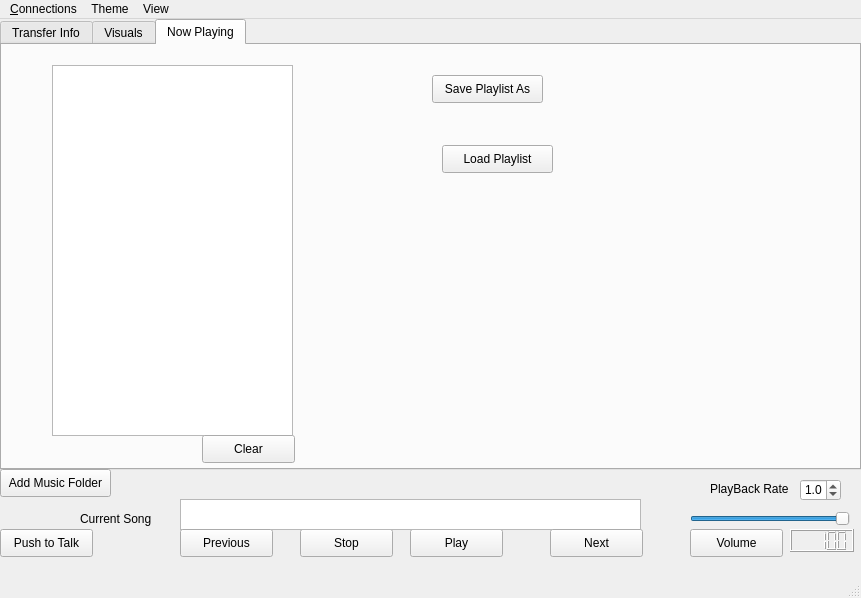
tnightingale/COMMAudio, file mainwindow.ui: the form before one commit.
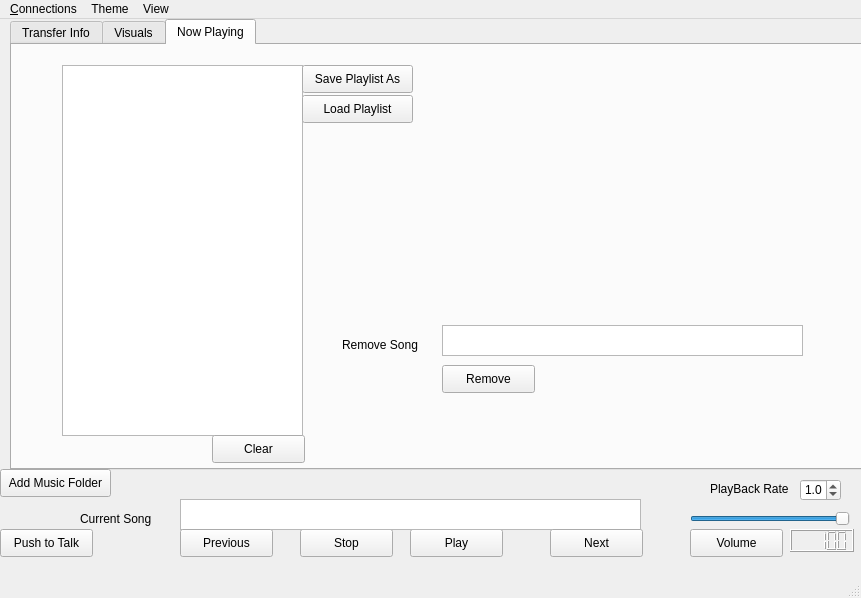
The form after the commit. The open tabs and pages were chosen to show the change.

Commit message: remove song from playlist

Patch:
```diff
--- a/mainwindow.ui
+++ b/mainwindow.ui
@@ -66,7 +66,7 @@
    <widget class="QTabWidget" name="tabWidget">
     <property name="geometry">
      <rect>
-      <x>0</x>
+      <x>10</x>
       <y>0</y>
       <width>861</width>
       <height>451</height>
@@ -230,8 +230,8 @@
      <widget class="QPushButton" name="savePlaylistButton">
       <property name="geometry">
        <rect>
-        <x>430</x>
-        <y>30</y>
+        <x>290</x>
+        <y>20</y>
         <width>111</width>
         <height>28</height>
        </rect>
@@ -243,8 +243,8 @@
      <widget class="QPushButton" name="loadPlaylistButton">
       <property name="geometry">
        <rect>
-        <x>440</x>
-        <y>100</y>
+        <x>290</x>
+        <y>50</y>
         <width>111</width>
         <height>28</height>
        </rect>
@@ -266,6 +266,42 @@
        <string>Clear</string>
       </property>
      </widget>
+     <widget class="QTextEdit" name="currentSongEditBox_2">
+      <property name="geometry">
+       <rect>
+        <x>430</x>
+        <y>280</y>
+        <width>361</width>
+        <height>31</height>
+       </rect>
+      </property>
+     </widget>
+     <widget class="QLabel" name="label_6">
+      <property name="geometry">
+       <rect>
+        <x>330</x>
+        <y>290</y>
+        <width>81</width>
+        <height>20</height>
+       </rect>
+      </property>
+      <property name="text">
+       <string>Remove Song</string>
+      </property>
+     </widget>
+     <widget class="QPushButton" name="removeButton">
+      <property name="geometry">
+       <rect>
+        <x>430</x>
+        <y>320</y>
+        <width>93</width>
+        <height>28</height>
+       </rect>
+      </property>
+      <property name="text">
+       <string>Remove</string>
+      </property>
+     </widget>
     </widget>
    </widget>
    <widget class="QPushButton" name="talkButton">
```
Left out of the diff: 2 changed lines with no effect on the pictures. The commit also changes 2 other files.
